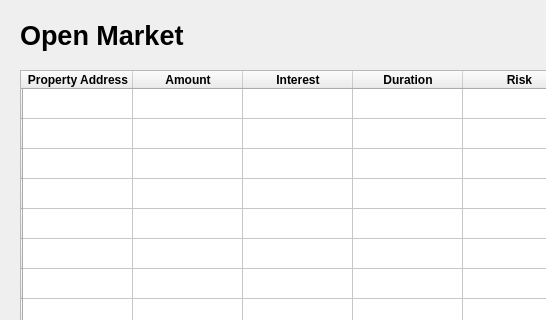
Before: the Qt Designer form pyqt-designer/openmarket.ui in Jumba/real-estate-market-docs, drawn with Qt 5; both pictures show x 0 to 546 and y 0 to 320 of the 825 by 543 pixel window.
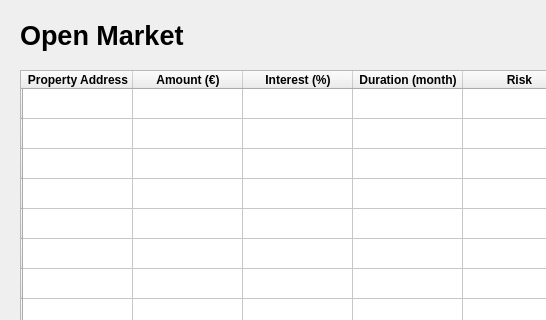
After: the same form once the commit is applied.

Diff of the .ui file:
```diff
--- a/pyqt-designer/openmarket.ui
+++ b/pyqt-designer/openmarket.ui
@@ -253,7 +253,7 @@
     </column>
     <column>
      <property name="text">
-      <string>Amount</string>
+      <string>Amount (€)</string>
      </property>
      <property name="font">
       <font>
@@ -264,7 +264,7 @@
     </column>
     <column>
      <property name="text">
-      <string>Interest</string>
+      <string>Interest (%)</string>
      </property>
      <property name="font">
       <font>
@@ -275,7 +275,7 @@
     </column>
     <column>
      <property name="text">
-      <string>Duration</string>
+      <string>Duration (month)</string>
      </property>
      <property name="font">
       <font>
```
